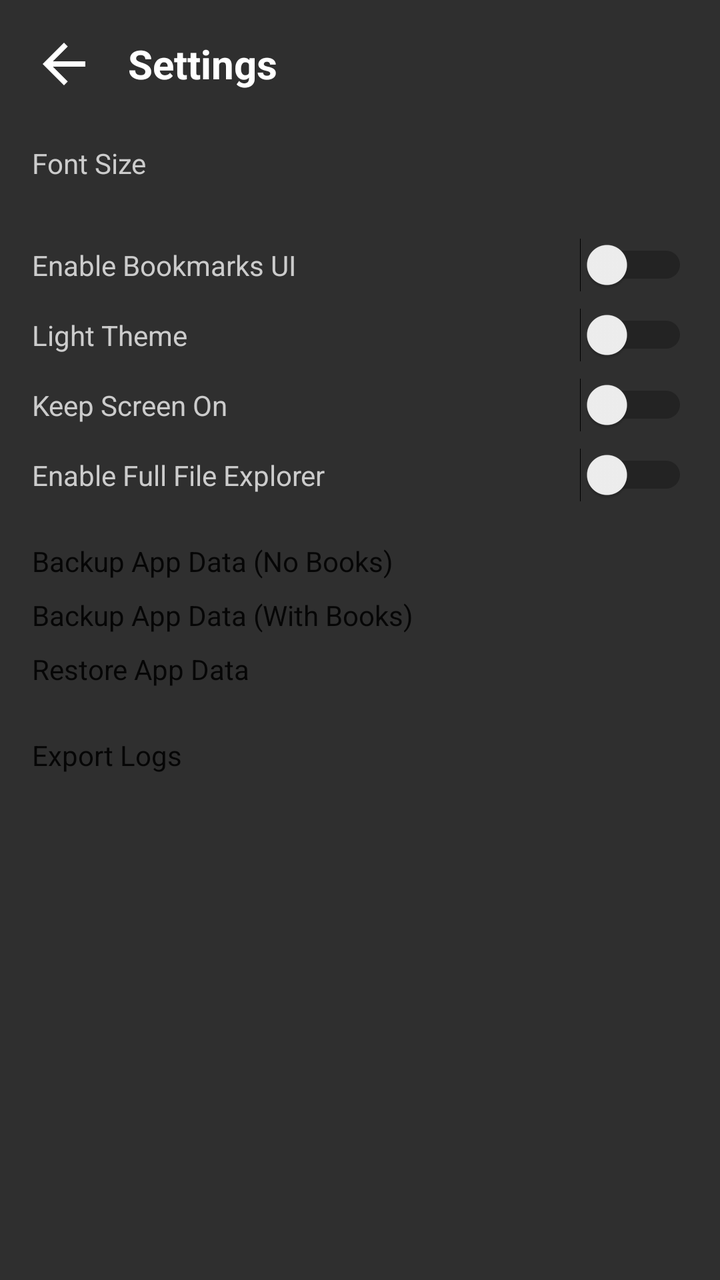
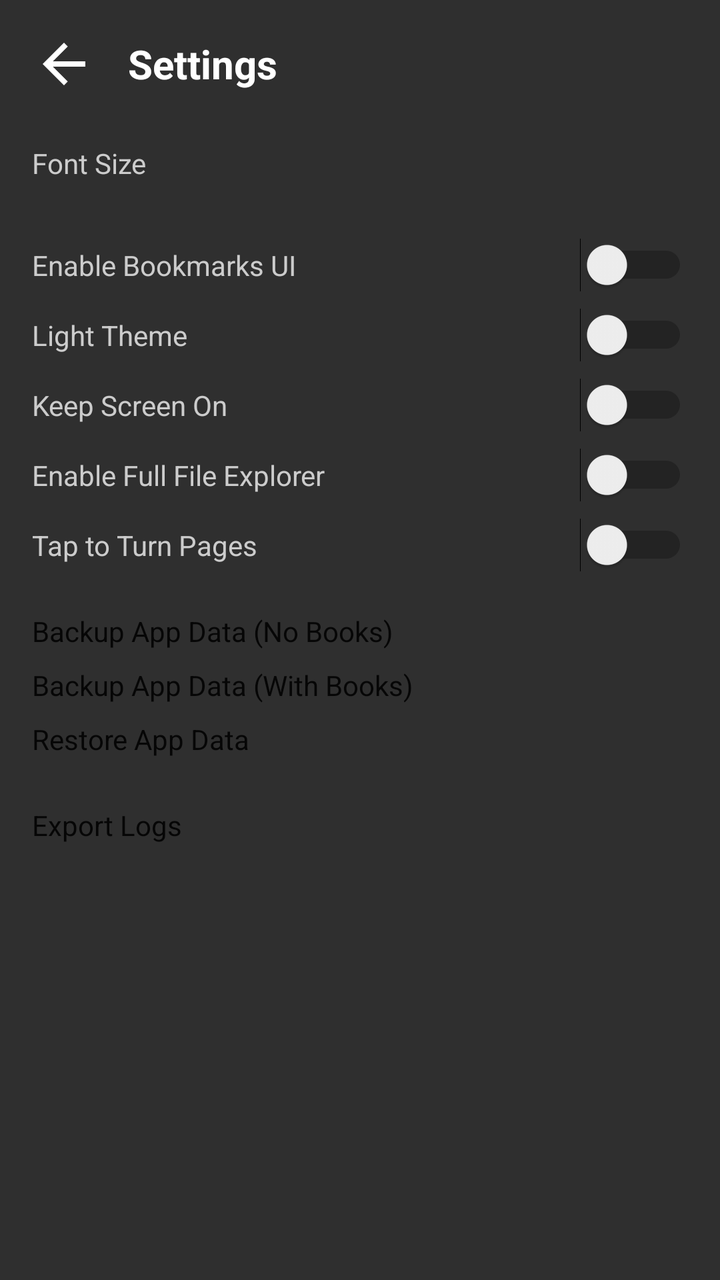

Two renders of the same Android screen: before a commit and after it. Below are the layout's source before the change and the commit's diff.
<!-- AndroidManifest.xml: application theme Theme.LiteReader -->
<!-- res/layout/overlay_settings.xml -->
<?xml version="1.0" encoding="utf-8"?>
<FrameLayout xmlns:android="http://schemas.android.com/apk/res/android"
    android:layout_width="match_parent"
    android:layout_height="match_parent"
    android:background="#DD111111">
    <ScrollView
        android:layout_width="match_parent"
        android:layout_height="match_parent">
        <LinearLayout
            android:layout_width="match_parent"
            android:layout_height="wrap_content"
            android:orientation="vertical"
            android:padding="16dp">
            
            <LinearLayout
                android:id="@+id/settings_header"
                android:layout_width="match_parent"
                android:layout_height="wrap_content"
                android:orientation="horizontal"
                android:gravity="center_vertical"
                android:layout_marginBottom="16dp">
                <ImageButton
                    android:id="@+id/btn_settings_back"
                    android:layout_width="32dp"
                    android:layout_height="32dp"
                    android:background="@android:color/transparent"
                    android:src="@drawable/ic_arrow_back"
                    android:tint="#FFFFFF"
                    android:scaleType="fitCenter" />
                <TextView 
                    android:layout_width="wrap_content" 
                    android:layout_height="wrap_content" 
                    android:text="Settings" 
                    android:textColor="#FFF" 
                    android:textSize="20sp" 
                    android:textStyle="bold"
                    android:layout_marginStart="16dp"/>
            </LinearLayout>
            
            <TextView android:layout_width="wrap_content" android:layout_height="wrap_content" android:text="Font Size" android:textColor="#CCC" android:layout_marginTop="8dp"/>
            <SeekBar android:id="@+id/seek_font_size" android:layout_width="match_parent" android:layout_height="wrap_content" android:max="40" android:progress="18" android:paddingTop="8dp" android:paddingBottom="16dp"/>
            
            <Switch android:id="@+id/switch_bookmarks" android:layout_width="match_parent" android:layout_height="wrap_content" android:text="Enable Bookmarks UI" android:textColor="#CCC" android:paddingVertical="8dp"/>
            <Switch android:id="@+id/switch_theme" android:layout_width="match_parent" android:layout_height="wrap_content" android:text="Light Theme" android:textColor="#CCC" android:paddingVertical="8dp"/>
            
            <Switch android:id="@+id/switch_keep_screen_on" android:layout_width="match_parent" android:layout_height="wrap_content" android:text="Keep Screen On" android:textColor="#CCC" android:paddingVertical="8dp"/>
            
            <Switch android:id="@+id/switch_scoped_dir" android:layout_width="match_parent" android:layout_height="wrap_content" android:text="Enable Full File Explorer" android:textColor="#CCC" android:paddingVertical="8dp"/>
            
            <Button android:id="@+id/btn_backup_data" android:layout_width="match_parent" android:layout_height="wrap_content" android:text="Backup App Data (No Books)" android:layout_marginTop="16dp"/>
            <Button android:id="@+id/btn_backup_data_books" android:layout_width="match_parent" android:layout_height="wrap_content" android:text="Backup App Data (With Books)" android:layout_marginTop="8dp"/>
            <Button android:id="@+id/btn_restore_data" android:layout_width="match_parent" android:layout_height="wrap_content" android:text="Restore App Data" android:layout_marginTop="8dp"/>
            
            <Button android:id="@+id/btn_export_logs" android:layout_width="match_parent" android:layout_height="wrap_content" android:text="Export Logs" android:layout_marginTop="24dp"/>
        </LinearLayout>
    </ScrollView>
</FrameLayout>
<!-- resources referenced by this layout -->
<resources>
  <!-- drawable ic_arrow_back (drawable) -->
  <?xml version="1.0" encoding="utf-8"?>
  <vector xmlns:android="http://schemas.android.com/apk/res/android"
      android:width="24dp"
      android:height="24dp"
      android:viewportWidth="24"
      android:viewportHeight="24">
      <path
          android:fillColor="#FFFFFF"
          android:pathData="M20,11H7.83l5.59,-5.59L12,4l-8,8 8,8 1.41,-1.41L7.83,13H20v-2z"/>
  </vector>
  <style name="Theme.LiteReader" parent="android:Theme.Material.Light.NoActionBar" />
</resources>

<!-- the commit's change to res/layout/overlay_settings.xml (unified diff, before → after) -->
@@ -47,6 +47,8 @@
             
             <Switch android:id="@+id/switch_scoped_dir" android:layout_width="match_parent" android:layout_height="wrap_content" android:text="Enable Full File Explorer" android:textColor="#CCC" android:paddingVertical="8dp"/>
             
+            <Switch android:id="@+id/switch_tap_to_turn" android:layout_width="match_parent" android:layout_height="wrap_content" android:text="Tap to Turn Pages" android:textColor="#CCC" android:paddingVertical="8dp"/>
+            
             <Button android:id="@+id/btn_backup_data" android:layout_width="match_parent" android:layout_height="wrap_content" android:text="Backup App Data (No Books)" android:layout_marginTop="16dp"/>
             <Button android:id="@+id/btn_backup_data_books" android:layout_width="match_parent" android:layout_height="wrap_content" android:text="Backup App Data (With Books)" android:layout_marginTop="8dp"/>
             <Button android:id="@+id/btn_restore_data" android:layout_width="match_parent" android:layout_height="wrap_content" android:text="Restore App Data" android:layout_marginTop="8dp"/>
